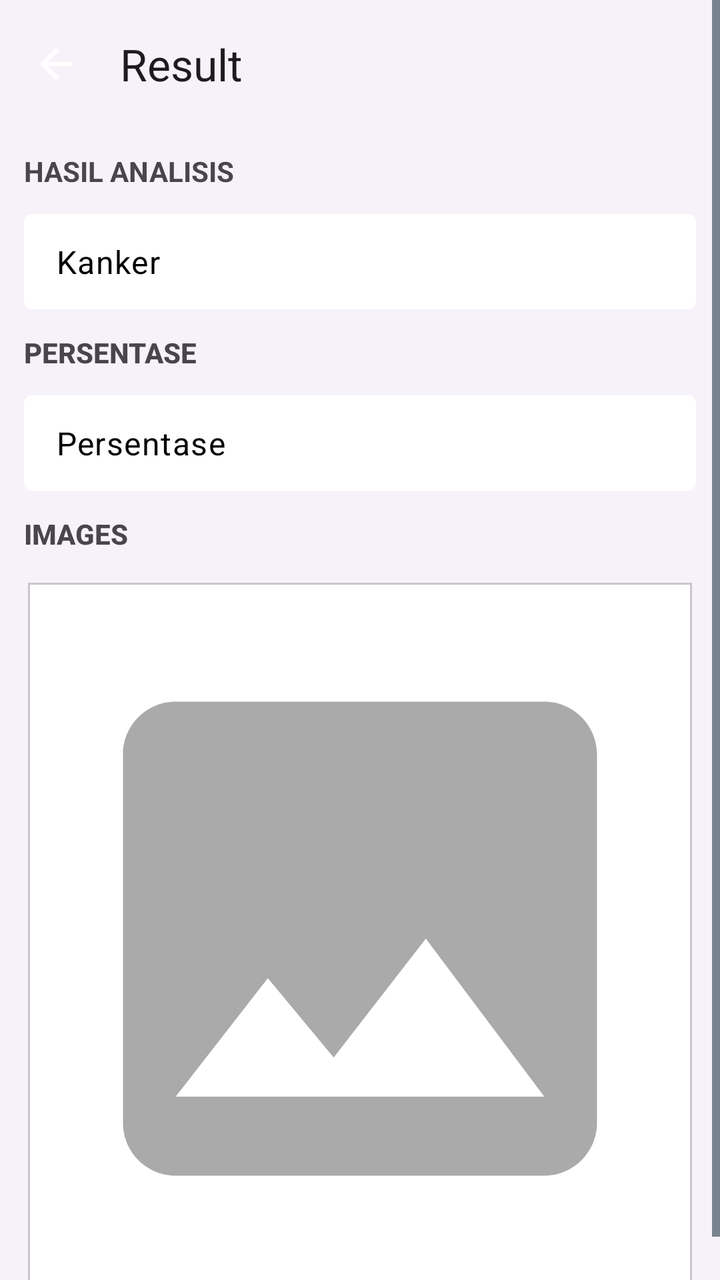
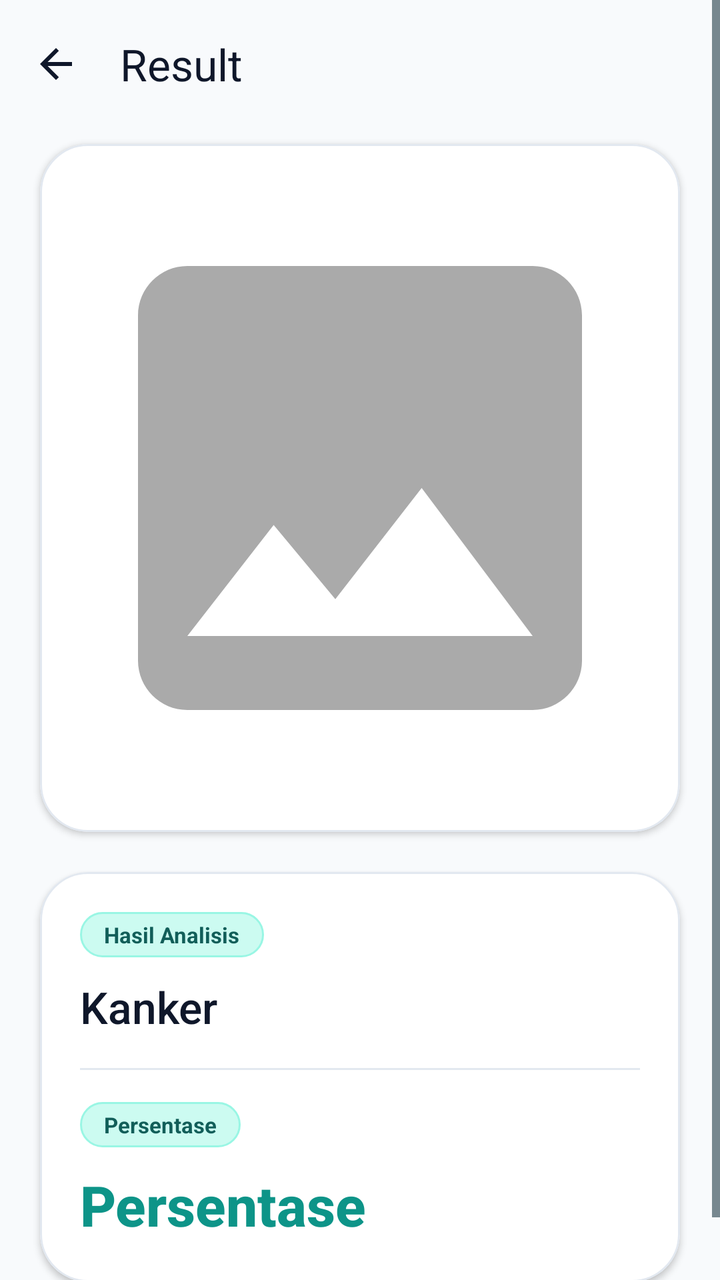

Screens rendered from an Android XML layout before and after an edit, with the pre-edit source and the edit as a unified diff.
<!-- AndroidManifest.xml: application theme Theme.Asclepius -->
<!-- res/layout/activity_result.xml -->
<?xml version="1.0" encoding="utf-8"?>
<ScrollView xmlns:android="http://schemas.android.com/apk/res/android"
    xmlns:app="http://schemas.android.com/apk/res-auto"
    xmlns:tools="http://schemas.android.com/tools"
    android:layout_width="match_parent"
    android:layout_height="match_parent"
    android:background="?attr/colorSurfaceContainerLow"
    tools:context=".ui.ResultActivity">

    <LinearLayout
        android:layout_width="match_parent"
        android:layout_height="wrap_content"
        android:orientation="vertical">

        <com.google.android.material.appbar.MaterialToolbar
            android:id="@+id/toolBar"
            android:layout_width="match_parent"
            android:layout_height="?attr/actionBarSize"
            app:navigationIcon="@drawable/ic_arrow_back"
            app:title="Result" />

        <TextView
            android:layout_width="match_parent"
            android:layout_height="wrap_content"
            android:layout_marginHorizontal="12dp"
            android:layout_marginVertical="12dp"
            android:justificationMode="inter_word"
            android:text="@string/result"
            android:textAllCaps="true"
            android:textSize="14sp"
            android:textStyle="bold" />

        <com.google.android.material.textfield.TextInputLayout
            style="@style/Widget.Material3.TextInputLayout.OutlinedBox.Dense"
            android:layout_width="match_parent"
            android:layout_height="wrap_content"
            app:boxBackgroundColor="@color/white"
            app:boxBackgroundMode="filled"
            app:boxStrokeWidth="0dp">

            <com.google.android.material.textfield.TextInputEditText
                android:id="@+id/analisis_input"
                android:layout_width="match_parent"
                android:layout_height="wrap_content"
                android:layout_marginHorizontal="12dp"
                android:enabled="false"
                android:focusable="false"
                android:text="Kanker"
                android:textColor="@color/black" />
        </com.google.android.material.textfield.TextInputLayout>

        <TextView
            android:layout_width="match_parent"
            android:layout_height="wrap_content"
            android:layout_marginHorizontal="12dp"
            android:layout_marginVertical="12dp"
            android:fontFamily="sans-serif-medium"
            android:justificationMode="inter_word"
            android:text="@string/persentase"
            android:textAllCaps="true"
            android:textSize="14sp"
            android:textStyle="bold" />

        <com.google.android.material.textfield.TextInputLayout
            style="@style/Widget.Material3.TextInputLayout.OutlinedBox.Dense"
            android:layout_width="match_parent"
            android:layout_height="wrap_content"
            app:boxBackgroundColor="@color/white"
            app:boxBackgroundMode="filled"
            app:boxStrokeWidth="0dp">

            <com.google.android.material.textfield.TextInputEditText
                android:id="@+id/percentage_input"
                android:layout_width="match_parent"
                android:layout_height="wrap_content"
                android:layout_marginHorizontal="12dp"
                android:enabled="false"
                android:focusable="false"
                android:text="Persentase"
                android:textColor="@color/black" />
        </com.google.android.material.textfield.TextInputLayout>

        <TextView
            android:layout_width="match_parent"
            android:layout_height="wrap_content"
            android:layout_marginHorizontal="12dp"
            android:layout_marginTop="12dp"
            android:fontFamily="sans-serif-medium"
            android:justificationMode="inter_word"
            android:text="Images"
            android:textAllCaps="true"
            android:textSize="14sp"
            android:textStyle="bold" />

        <com.google.android.material.card.MaterialCardView
            android:id="@+id/cardView"
            android:layout_width="match_parent"
            android:layout_height="wrap_content"
            android:layout_margin="12dp"
            app:cardBackgroundColor="?attr/colorSurfaceContainerLowest"
            app:cardCornerRadius="0dp"
            app:cardPreventCornerOverlap="true"
            app:cardUseCompatPadding="true">

            <ImageView
                android:id="@+id/result_image"
                android:layout_width="match_parent"
                android:layout_height="340dp"
                android:layout_margin="8dp"
                android:scaleType="fitCenter"
                app:srcCompat="@drawable/ic_place_holder"
                tools:ignore="ContentDescription" />
        </com.google.android.material.card.MaterialCardView>
    </LinearLayout>
</ScrollView>
<!-- resources referenced by this layout -->
<resources>
  <color name="black">#FF000000</color>
  <color name="white">#FFFFFFFF</color>
  <!-- drawable ic_arrow_back (drawable) -->
  <vector xmlns:android="http://schemas.android.com/apk/res/android"
      android:width="24dp"
      android:height="24dp"
      android:viewportWidth="960"
      android:viewportHeight="960"
      android:tint="?attr/colorControlNormal"
      android:autoMirrored="true">
    <path
        android:fillColor="?attr/colorControlNormal"
        android:pathData="M313,520L537,744L480,800L160,480L480,160L537,216L313,440L800,440L800,520L313,520Z"/>
  </vector>
  <!-- drawable ic_place_holder (drawable) -->
  <vector android:height="24dp" android:tint="@android:color/darker_gray"
      android:viewportHeight="24" android:viewportWidth="24"
      android:width="24dp" xmlns:android="http://schemas.android.com/apk/res/android">
      <path android:fillColor="@android:color/darker_gray" android:pathData="M21,19V5c0,-1.1 -0.9,-2 -2,-2H5c-1.1,0 -2,0.9 -2,2v14c0,1.1 0.9,2 2,2h14c1.1,0 2,-0.9 2,-2zM8.5,13.5l2.5,3.01L14.5,12l4.5,6H5l3.5,-4.5z"/>
  </vector>
  <string name="persentase">Persentase</string>
  <string name="result">Hasil Analisis</string>
  <style name="Theme.Asclepius" parent="Theme.Material3.DayNight.NoActionBar">
          
          
          <item name="android:colorControlNormal">#000000</item>
          <item name="android:popupMenuStyle">@style/roundedPopupMenu</item>
      </style>
  <style name="roundedPopupMenu" parent="Widget.Material3.PopupMenu">
          <item name="android:popupBackground">@drawable/custom_popup_background</item>
      </style>
  <!-- drawable custom_popup_background (drawable) -->
  <?xml version="1.0" encoding="UTF-8"?>
  <shape xmlns:android="http://schemas.android.com/apk/res/android">
      <solid android:color="?attr/colorSurface"/>
      <corners
          android:radius="16dp"/>
      <padding
          android:bottom="8dp"
          android:top="8dp"/>
  </shape>
</resources>

<!-- the commit's change to res/layout/activity_result.xml (unified diff, before → after) -->
@@ -4,112 +4,119 @@
     xmlns:tools="http://schemas.android.com/tools"
     android:layout_width="match_parent"
     android:layout_height="match_parent"
-    android:background="?attr/colorSurfaceContainerLow"
+    android:background="@color/surface_canvas"
     tools:context=".ui.ResultActivity">
 
     <LinearLayout
         android:layout_width="match_parent"
         android:layout_height="wrap_content"
-        android:orientation="vertical">
+        android:orientation="vertical"
+        android:paddingBottom="32dp">
 
         <com.google.android.material.appbar.MaterialToolbar
             android:id="@+id/toolBar"
             android:layout_width="match_parent"
             android:layout_height="?attr/actionBarSize"
             app:navigationIcon="@drawable/ic_arrow_back"
-            app:title="Result" />
+            app:navigationIconTint="@color/text_primary"
+            app:title="Result"
+            app:titleTextColor="@color/text_primary" />
 
-        <TextView
-            android:layout_width="match_parent"
-            android:layout_height="wrap_content"
-            android:layout_marginHorizontal="12dp"
-            android:layout_marginVertical="12dp"
-            android:justificationMode="inter_word"
-            android:text="@string/result"
-            android:textAllCaps="true"
-            android:textSize="14sp"
-            android:textStyle="bold" />
-
-        <com.google.android.material.textfield.TextInputLayout
-            style="@style/Widget.Material3.TextInputLayout.OutlinedBox.Dense"
-            android:layout_width="match_parent"
-            android:layout_height="wrap_content"
-            app:boxBackgroundColor="@color/white"
-            app:boxBackgroundMode="filled"
-            app:boxStrokeWidth="0dp">
-
-            <com.google.android.material.textfield.TextInputEditText
-                android:id="@+id/analisis_input"
-                android:layout_width="match_parent"
-                android:layout_height="wrap_content"
-                android:layout_marginHorizontal="12dp"
-                android:enabled="false"
-                android:focusable="false"
-                android:text="Kanker"
-                android:textColor="@color/black" />
-        </com.google.android.material.textfield.TextInputLayout>
-
-        <TextView
-            android:layout_width="match_parent"
-            android:layout_height="wrap_content"
-            android:layout_marginHorizontal="12dp"
-            android:layout_marginVertical="12dp"
-            android:fontFamily="sans-serif-medium"
-            android:justificationMode="inter_word"
-            android:text="@string/persentase"
-            android:textAllCaps="true"
-            android:textSize="14sp"
-            android:textStyle="bold" />
-
-        <com.google.android.material.textfield.TextInputLayout
-            style="@style/Widget.Material3.TextInputLayout.OutlinedBox.Dense"
-            android:layout_width="match_parent"
-            android:layout_height="wrap_content"
-            app:boxBackgroundColor="@color/white"
-            app:boxBackgroundMode="filled"
-            app:boxStrokeWidth="0dp">
-
-            <com.google.android.material.textfield.TextInputEditText
-                android:id="@+id/percentage_input"
-                android:layout_width="match_parent"
-                android:layout_height="wrap_content"
-                android:layout_marginHorizontal="12dp"
-                android:enabled="false"
-                android:focusable="false"
-                android:text="Persentase"
-                android:textColor="@color/black" />
-        </com.google.android.material.textfield.TextInputLayout>
-
-        <TextView
-            android:layout_width="match_parent"
-            android:layout_height="wrap_content"
-            android:layout_marginHorizontal="12dp"
-            android:layout_marginTop="12dp"
-            android:fontFamily="sans-serif-medium"
-            android:justificationMode="inter_word"
-            android:text="Images"
-            android:textAllCaps="true"
-            android:textSize="14sp"
-            android:textStyle="bold" />
-
+        
         <com.google.android.material.card.MaterialCardView
             android:id="@+id/cardView"
             android:layout_width="match_parent"
             android:layout_height="wrap_content"
-            android:layout_margin="12dp"
-            app:cardBackgroundColor="?attr/colorSurfaceContainerLowest"
-            app:cardCornerRadius="0dp"
-            app:cardPreventCornerOverlap="true"
-            app:cardUseCompatPadding="true">
+            android:layout_marginHorizontal="20dp"
+            android:layout_marginTop="8dp"
+            android:layout_marginBottom="20dp"
+            app:cardBackgroundColor="@color/surface_card"
+            app:cardCornerRadius="24dp"
+            app:cardElevation="2dp"
+            app:strokeColor="@color/surface_card_stroke"
+            app:strokeWidth="1dp">
 
             <ImageView
                 android:id="@+id/result_image"
                 android:layout_width="match_parent"
-                android:layout_height="340dp"
-                android:layout_margin="8dp"
+                android:layout_height="320dp"
+                android:layout_margin="12dp"
                 android:scaleType="fitCenter"
                 app:srcCompat="@drawable/ic_place_holder"
                 tools:ignore="ContentDescription" />
         </com.google.android.material.card.MaterialCardView>
+
+        
+        <com.google.android.material.card.MaterialCardView
+            android:layout_width="match_parent"
+            android:layout_height="wrap_content"
+            android:layout_marginHorizontal="20dp"
+            app:cardBackgroundColor="@color/surface_card"
+            app:cardCornerRadius="24dp"
+            app:cardElevation="2dp"
+            app:strokeColor="@color/surface_card_stroke"
+            app:strokeWidth="1dp">
+
+            <LinearLayout
+                android:layout_width="match_parent"
+                android:layout_height="wrap_content"
+                android:orientation="vertical"
+                android:padding="20dp">
+
+                
+                <TextView
+                    android:layout_width="wrap_content"
+                    android:layout_height="wrap_content"
+                    android:background="@drawable/bg_pill_eyebrow"
+                    android:paddingHorizontal="12dp"
+                    android:paddingVertical="4dp"
+                    android:text="@string/result"
+                    android:textColor="@color/brand_on_primary_container"
+                    android:textSize="11sp"
+                    android:textStyle="bold" />
+
+                
+                <TextView
+                    android:id="@+id/analisis_input"
+                    android:layout_width="match_parent"
+                    android:layout_height="wrap_content"
+                    android:layout_marginTop="10dp"
+                    android:fontFamily="sans-serif-medium"
+                    android:text="Kanker"
+                    android:textColor="@color/text_primary"
+                    android:textSize="22sp" />
+
+                <View
+                    android:layout_width="match_parent"
+                    android:layout_height="1dp"
+                    android:layout_marginVertical="16dp"
+                    android:background="@color/surface_card_stroke" />
+
+                
+                <TextView
+                    android:layout_width="wrap_content"
+                    android:layout_height="wrap_content"
+                    android:background="@drawable/bg_pill_eyebrow"
+                    android:paddingHorizontal="12dp"
+                    android:paddingVertical="4dp"
+                    android:text="@string/persentase"
+                    android:textColor="@color/brand_on_primary_container"
+                    android:textSize="11sp"
+                    android:textStyle="bold" />
+
+                
+                <TextView
+                    android:id="@+id/percentage_input"
+                    android:layout_width="match_parent"
+                    android:layout_height="wrap_content"
+                    android:layout_marginTop="10dp"
+                    android:fontFamily="sans-serif-medium"
+                    android:text="Persentase"
+                    android:textColor="@color/brand_primary"
+                    android:textSize="28sp"
+                    android:textStyle="bold" />
+            </LinearLayout>
+        </com.google.android.material.card.MaterialCardView>
+
     </LinearLayout>
 </ScrollView>
<!-- resource entries referenced after the edit -->
@@ -1,7 +1,21 @@
 <!-- resources referenced by this layout -->
 <resources>
-  <color name="black">#FF000000</color>
-  <color name="white">#FFFFFFFF</color>
+  <color name="brand_on_primary_container">#115E59</color>
+  <color name="brand_primary">#0D9488</color>
+  <color name="surface_canvas">#F8FAFC</color>
+  <color name="surface_card">#FFFFFF</color>
+  <color name="surface_card_stroke">#E2E8F0</color>
+  <color name="text_primary">#0F172A</color>
+  <!-- drawable bg_pill_eyebrow (drawable) -->
+  <?xml version="1.0" encoding="utf-8"?>
+  <shape xmlns:android="http://schemas.android.com/apk/res/android"
+      android:shape="rectangle">
+      <corners android:radius="999dp" />
+      <solid android:color="@color/brand_primary_container" />
+      <stroke
+          android:width="1dp"
+          android:color="#99F6E4" />
+  </shape>
   <!-- drawable ic_arrow_back (drawable) -->
   <vector xmlns:android="http://schemas.android.com/apk/res/android"
       android:width="24dp"
@@ -28,6 +42,7 @@
           <item name="android:colorControlNormal">#000000</item>
           <item name="android:popupMenuStyle">@style/roundedPopupMenu</item>
       </style>
+  <color name="brand_primary_container">#CCFBF1</color>
   <style name="roundedPopupMenu" parent="Widget.Material3.PopupMenu">
           <item name="android:popupBackground">@drawable/custom_popup_background</item>
       </style>
